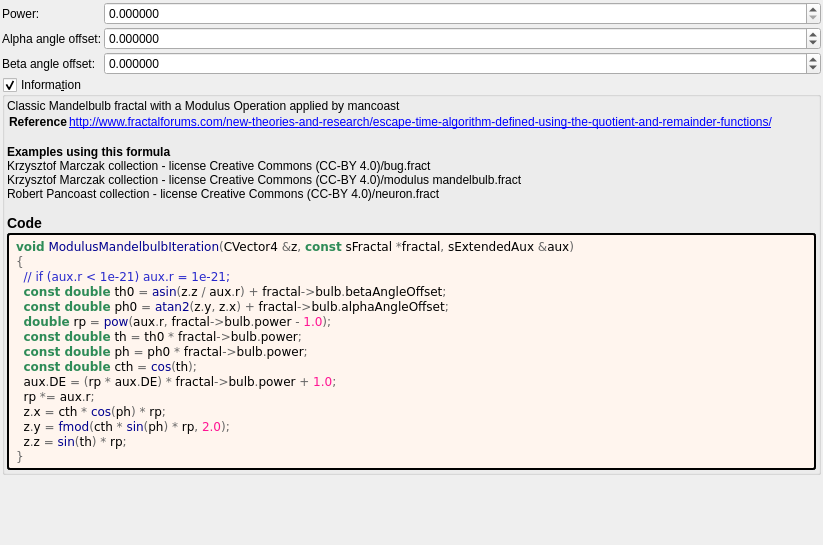
The window that mandelbulber2/formula/ui/modulus_mandelbulb.ui (irinox-ctrl/mandelbulber2) describes before a commit, drawn with Qt 5.
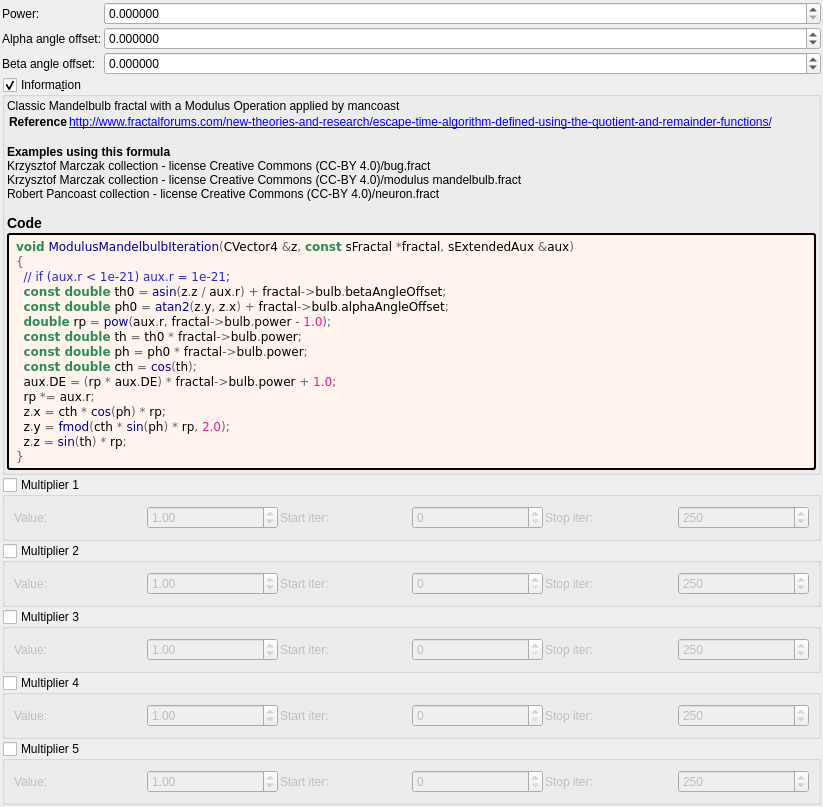
The same window after the commit. Custom widgets are drawn as their Qt base class.

Commit message:
feat: add 5 general-purpose multipliers to all 1007 fractal formulas
Each multiplier has:
- Checkbox (OFF by default)
- Value spinbox (default 1.0, range -100 to 100)
- Iteration start/stop range

Logic: z *= value; DE *= |value|;

Uses existing transformCommon parameters:
- Checkboxes: functionEnabledBx/By/Bz/Bw/CzFalse
- Values: scale4/5/6/8/16
- Ranges: startIterationsB-F/stopIterationsB-F

Modified 1007 .cpp (CPU), 1006 .cl (GPU), 1023 .ui files.
Both source (formula/) and deploy (deploy/share/) copies updated.

The edit to the form file:
```diff
--- a/mandelbulber2/formula/ui/modulus_mandelbulb.ui
+++ b/mandelbulber2/formula/ui/modulus_mandelbulb.ui
@@ -227,6 +227,192 @@
      </layout>
     </widget>
    </item>
+   <item>
+    <widget class="MyGroupBox" name="groupCheck_transf_function_enabledBx_false">
+     <property name="title"><string>Multiplier 1</string></property>
+     <property name="checkable"><bool>true</bool></property>
+     <property name="checked"><bool>false</bool></property>
+     <layout class="QGridLayout" name="gridLayout_mult1">
+      <property name="spacing"><number>2</number></property>
+      <item row="0" column="0">
+       <widget class="QLabel"><property name="text"><string>Value:</string></property></widget>
+      </item>
+      <item row="0" column="1">
+       <widget class="MyDoubleSpinBox" name="spinbox_transf_scale_4">
+        <property name="minimum"><double>-100.0</double></property><property name="maximum"><double>100.0</double></property>
+        <property name="singleStep"><double>0.01</double></property><property name="value"><double>1.0</double></property>
+       </widget>
+      </item>
+      <item row="0" column="2">
+       <widget class="QLabel"><property name="text"><string>Start iter:</string></property></widget>
+      </item>
+      <item row="0" column="3">
+       <widget class="MySpinBox" name="spinboxInt_transf_start_iterations_B">
+        <property name="minimum"><number>0</number></property><property name="maximum"><number>10000</number></property>
+        <property name="value"><number>0</number></property>
+       </widget>
+      </item>
+      <item row="0" column="4">
+       <widget class="QLabel"><property name="text"><string>Stop iter:</string></property></widget>
+      </item>
+      <item row="0" column="5">
+       <widget class="MySpinBox" name="spinboxInt_transf_stop_iterations_B">
+        <property name="minimum"><number>0</number></property><property name="maximum"><number>10000</number></property>
+        <property name="value"><number>250</number></property>
+       </widget>
+      </item>
+     </layout>
+    </widget>
+   </item>
+   <item>
+    <widget class="MyGroupBox" name="groupCheck_transf_function_enabledBy_false">
+     <property name="title"><string>Multiplier 2</string></property>
+     <property name="checkable"><bool>true</bool></property>
+     <property name="checked"><bool>false</bool></property>
+     <layout class="QGridLayout" name="gridLayout_mult2">
+      <property name="spacing"><number>2</number></property>
+      <item row="0" column="0">
+       <widget class="QLabel"><property name="text"><string>Value:</string></property></widget>
+      </item>
+      <item row="0" column="1">
+       <widget class="MyDoubleSpinBox" name="spinbox_transf_scale_5">
+        <property name="minimum"><double>-100.0</double></property><property name="maximum"><double>100.0</double></property>
+        <property name="singleStep"><double>0.01</double></property><property name="value"><double>1.0</double></property>
+       </widget>
+      </item>
+      <item row="0" column="2">
+       <widget class="QLabel"><property name="text"><string>Start iter:</string></property></widget>
+      </item>
+      <item row="0" column="3">
+       <widget class="MySpinBox" name="spinboxInt_transf_start_iterations_C">
+        <property name="minimum"><number>0</number></property><property name="maximum"><number>10000</number></property>
+        <property name="value"><number>0</number></property>
+       </widget>
+      </item>
+      <item row="0" column="4">
+       <widget class="QLabel"><property name="text"><string>Stop iter:</string></property></widget>
+      </item>
+      <item row="0" column="5">
+       <widget class="MySpinBox" name="spinboxInt_transf_stop_iterations_C">
+        <property name="minimum"><number>0</number></property><property name="maximum"><number>10000</number></property>
+        <property name="value"><number>250</number></property>
+       </widget>
+      </item>
+     </layout>
+    </widget>
+   </item>
+   <item>
+    <widget class="MyGroupBox" name="groupCheck_transf_function_enabledBz_false">
+     <property name="title"><string>Multiplier 3</string></property>
+     <property name="checkable"><bool>true</bool></property>
+     <property name="checked"><bool>false</bool></property>
+     <layout class="QGridLayout" name="gridLayout_mult3">
+      <property name="spacing"><number>2</number></property>
+      <item row="0" column="0">
+       <widget class="QLabel"><property name="text"><string>Value:</string></property></widget>
+      </item>
+      <item row="0" column="1">
+       <widget class="MyDoubleSpinBox" name="spinbox_transf_scale_6">
+        <property name="minimum"><double>-100.0</double></property><property name="maximum"><double>100.0</double></property>
+        <property name="singleStep"><double>0.01</double></property><property name="value"><double>1.0</double></property>
+       </widget>
+      </item>
+      <item row="0" column="2">
+       <widget class="QLabel"><property name="text"><string>Start iter:</string></property></widget>
+      </item>
+      <item row="0" column="3">
+       <widget class="MySpinBox" name="spinboxInt_transf_start_iterations_D">
+        <property name="minimum"><number>0</number></property><property name="maximum"><number>10000</number></property>
+        <property name="value"><number>0</number></property>
+       </widget>
+      </item>
+      <item row="0" column="4">
+       <widget class="QLabel"><property name="text"><string>Stop iter:</string></property></widget>
+      </item>
+      <item row="0" column="5">
+       <widget class="MySpinBox" name="spinboxInt_transf_stop_iterations_D">
+        <property name="minimum"><number>0</number></property><property name="maximum"><number>10000</number></property>
+        <property name="value"><number>250</number></property>
+       </widget>
+      </item>
+     </layout>
+    </widget>
+   </item>
+   <item>
+    <widget class="MyGroupBox" name="groupCheck_transf_function_enabledBw_false">
+     <property name="title"><string>Multiplier 4</string></property>
+     <property name="checkable"><bool>true</bool></property>
+     <property name="checked"><bool>false</bool></property>
+     <layout class="QGridLayout" name="gridLayout_mult4">
+      <property name="spacing"><number>2</number></property>
+      <item row="0" column="0">
+       <widget class="QLabel"><property name="text"><string>Value:</string></property></widget>
+      </item>
+      <item row="0" column="1">
+       <widget class="MyDoubleSpinBox" name="spinbox_transf_scale_8">
+        <property name="minimum"><double>-100.0</double></property><property name="maximum"><double>100.0</double></property>
+        <property name="singleStep"><double>0.01</double></property><property name="value"><double>1.0</double></property>
+       </widget>
+      </item>
+      <item row="0" column="2">
+       <widget class="QLabel"><property name="text"><string>Start iter:</string></property></widget>
+      </item>
+      <item row="0" column="3">
+       <widget class="MySpinBox" name="spinboxInt_transf_start_iterations_E">
+        <property name="minimum"><number>0</number></property><property name="maximum"><number>10000</number></property>
+        <property name="value"><number>0</number></property>
+       </widget>
+      </item>
+      <item row="0" column="4">
+       <widget class="QLabel"><property name="text"><string>Stop iter:</string></property></widget>
+      </item>
+      <item row="0" column="5">
+       <widget class="MySpinBox" name="spinboxInt_transf_stop_iterations_E">
+        <property name="minimum"><number>0</number></property><property name="maximum"><number>10000</number></property>
+        <property name="value"><number>250</number></property>
+       </widget>
+      </item>
+     </layout>
+    </widget>
+   </item>
+   <item>
+    <widget class="MyGroupBox" name="groupCheck_transf_function_enabledCz_false">
+     <property name="title"><string>Multiplier 5</string></property>
+     <property name="checkable"><bool>true</bool></property>
+     <property name="checked"><bool>false</bool></property>
+     <layout class="QGridLayout" name="gridLayout_mult5">
+      <property name="spacing"><number>2</number></property>
+      <item row="0" column="0">
+       <widget class="QLabel"><property name="text"><string>Value:</string></property></widget>
+      </item>
+      <item row="0" column="1">
+       <widget class="MyDoubleSpinBox" name="spinbox_transf_scale_16">
+        <property name="minimum"><double>-100.0</double></property><property name="maximum"><double>100.0</double></property>
+        <property name="singleStep"><double>0.01</double></property><property name="value"><double>1.0</double></property>
+       </widget>
+      </item>
+      <item row="0" column="2">
+       <widget class="QLabel"><property name="text"><string>Start iter:</string></property></widget>
+      </item>
+      <item row="0" column="3">
+       <widget class="MySpinBox" name="spinboxInt_transf_start_iterations_F">
+        <property name="minimum"><number>0</number></property><property name="maximum"><number>10000</number></property>
+        <property name="value"><number>0</number></property>
+       </widget>
+      </item>
+      <item row="0" column="4">
+       <widget class="QLabel"><property name="text"><string>Stop iter:</string></property></widget>
+      </item>
+      <item row="0" column="5">
+       <widget class="MySpinBox" name="spinboxInt_transf_stop_iterations_F">
+        <property name="minimum"><number>0</number></property><property name="maximum"><number>10000</number></property>
+        <property name="value"><number>250</number></property>
+       </widget>
+      </item>
+     </layout>
+    </widget>
+   </item>
+
    <item>
     <spacer name="verticalSpacer">
      <property name="orientation">
@@ -254,6 +440,11 @@
    <extends>QDoubleSpinBox</extends>
    <header>my_double_spin_box.h</header>
   </customwidget>
+   <customwidget>
+   <class>MySpinBox</class>
+   <extends>QSpinBox</extends>
+   <header>my_spin_box.h</header>
+  </customwidget>
  </customwidgets>
  <tabstops>
   <tabstop>spinbox_power</tabstop>
```
The commit also changes 3972 other files.
